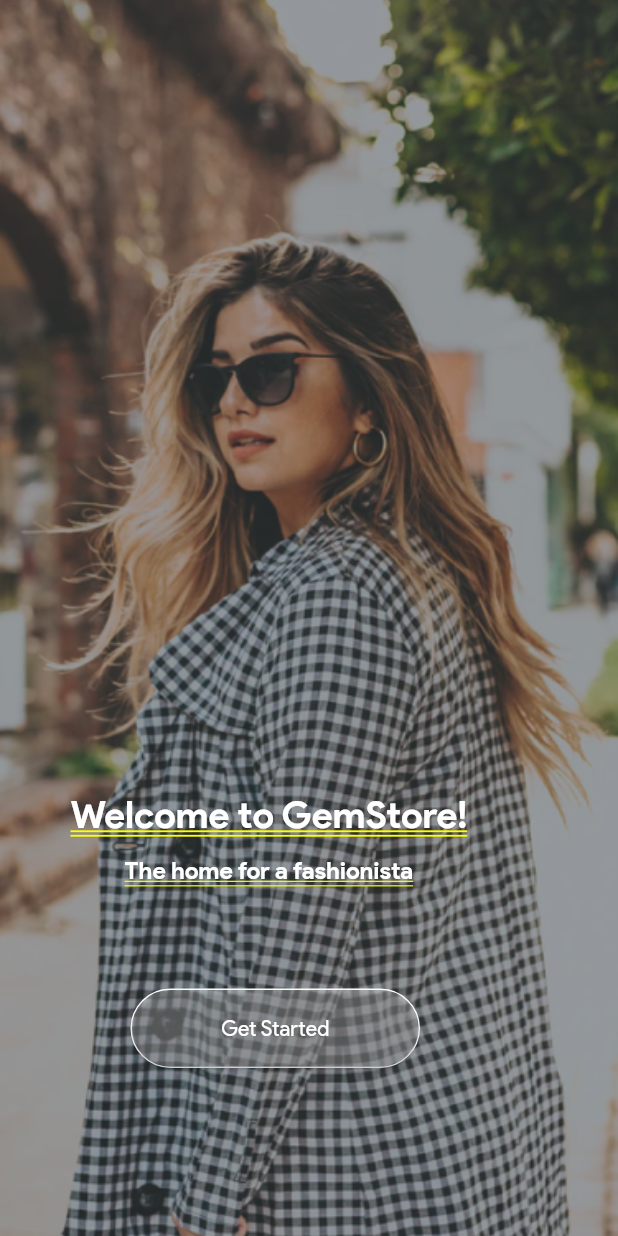
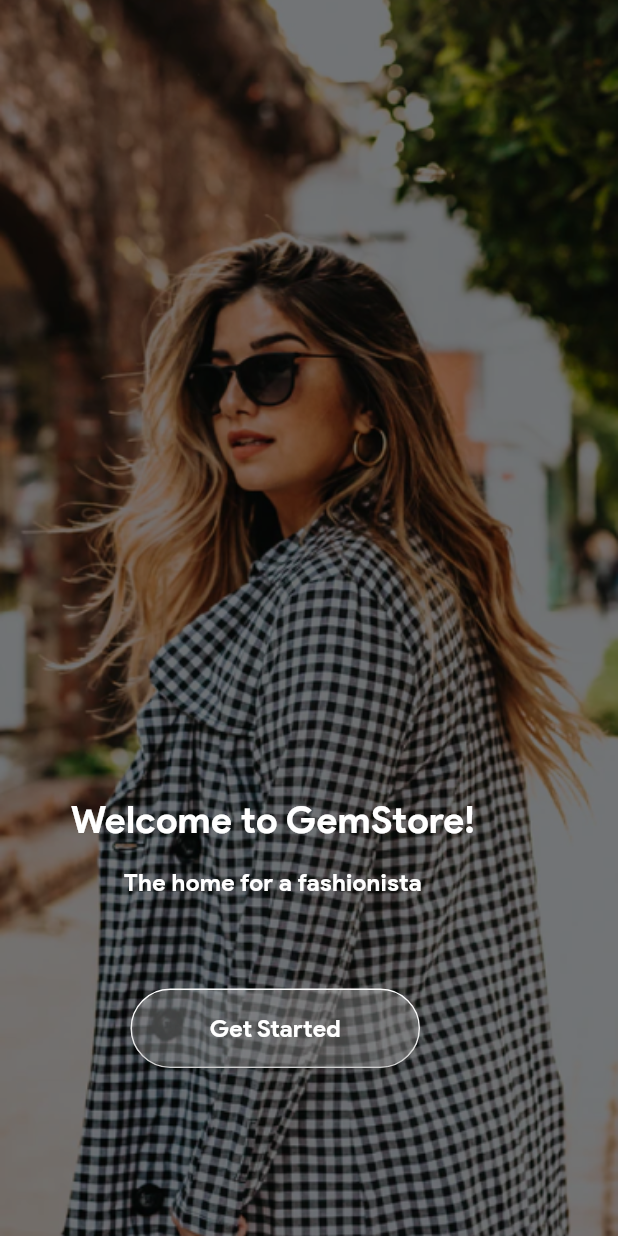
Before and after one commit to NjokiCynthia/gemStore, a Flutter app: the screen it shows after launch, on a phone screen of 412 x 824 dp. Run offline on Flutter 3.47's test engine with Material 3 defaults, Android fonts, the phone set to English and light mode, and no system bars; our stand-ins replace persistent_bottom_nav_bar.

Commit message:
Fix color appearance on intro page

```diff
--- a/lib/screens/dashboard/home.dart
+++ b/lib/screens/dashboard/home.dart
@@ -148,7 +148,10 @@
                             return Stack(
                               alignment: Alignment.bottomCenter,
                               children: [
-                                Image.asset(imagePaths[index]),
+                                Image.asset(
+                                  imagePaths[index],
+                                  fit: BoxFit.cover,
+                                ),
                                 Positioned(
                                   top: 5,
                                   right: 0,
--- a/lib/screens/intro_screen.dart
+++ b/lib/screens/intro_screen.dart
@@ -13,7 +13,8 @@
 class _IntroScreenState extends State<IntroScreen> {
   @override
   Widget build(BuildContext context) {
-    return SizedBox(
+    return Scaffold(
+      body: SizedBox(
         width: MediaQuery.of(context).size.width,
         height: MediaQuery.of(context).size.height,
         child: Stack(
@@ -25,7 +26,7 @@
               height: MediaQuery.of(context).size.height,
             ),
             Container(
-            color: themeColor.withOpacity(0.5),
+              color: Color.fromRGBO(0, 0, 0, 0.5),
               width: MediaQuery.of(context).size.width,
               height: MediaQuery.of(context).size.height,
             ),
@@ -34,7 +35,9 @@
                 left: 47,
                 child: Column(
                   children: [
-                  heading1(text: 'Welcome to GemStore!', color: Colors.white
+                    heading1(
+                        text: 'Welcome to GemStore!',
+                        color: Color.fromRGBO(255, 255, 255, 1.0)
                         //Theme.of(context).textSelectionTheme.selectionColor
                         ),
                     const SizedBox(
@@ -42,8 +45,7 @@
                     ),
                     heading2(
                         text: 'The home for a fashionista',
-                    color: Colors.white,
-                  )
+                        color: Color.fromRGBO(255, 255, 255, 1.0))
                     // Theme.of(context).textSelectionTheme.selectionColor)
                   ],
                 )),
@@ -54,7 +56,8 @@
                   height: 53,
                   width: 193,
                   decoration: BoxDecoration(
-                    border: Border.all(color: Colors.white),
+                      border:
+                          Border.all(color: Color.fromRGBO(255, 255, 255, 1.0)),
                       borderRadius: BorderRadius.circular(29.5)),
                   child: ElevatedButton(
                     style: ElevatedButton.styleFrom(
@@ -68,12 +71,17 @@
                     },
                     child: const Text(
                       'Get Started',
-                    style: TextStyle(color: Colors.white),
+                      style: TextStyle(
+                          fontSize: 16,
+                          fontWeight: FontWeight.w700,
+                          fontFamily: 'ProductSans',
+                          color: Color.fromRGBO(255, 255, 255, 1.0)),
                     ),
                   ),
                 ))
           ],
         ),
+      ),
     );
   }
 }
```
Lines whose indentation alone changed are shown as unchanged.
